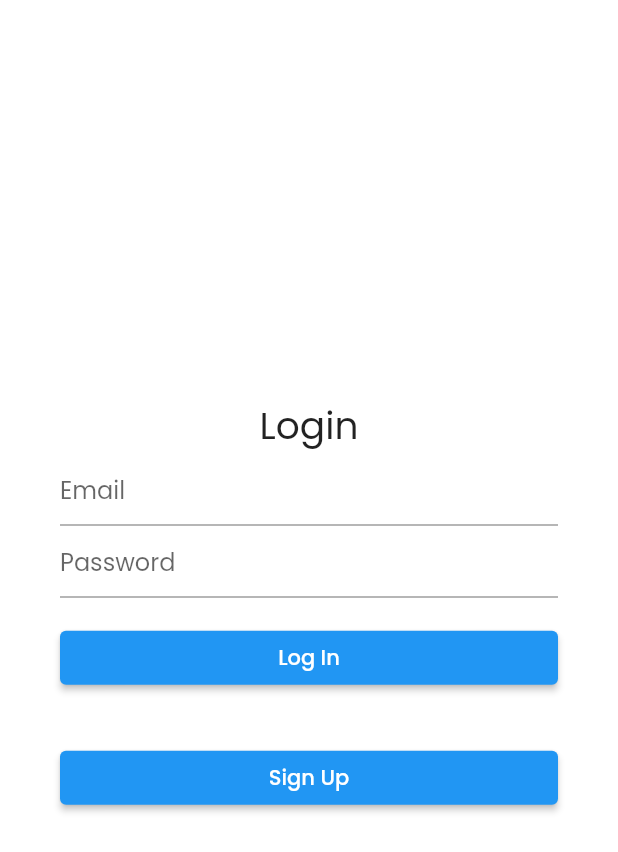
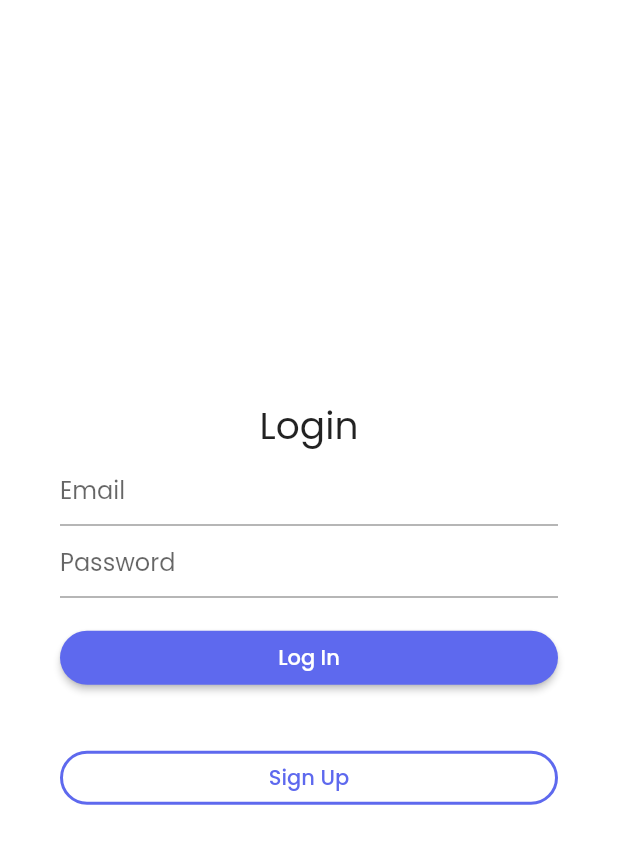
Before and after one commit to kennethtegrado/sharetodo-flutter, a Flutter app: the screen it shows after launch, on a phone screen of 412 x 824 dp. Shown: the top 852 px of the screen. Run offline on Flutter 3.47's test engine with Material 2 defaults, Android fonts, the phone set to English and light mode, and no system bars; our stand-ins replace cloud_firestore, date_field, firebase_auth, firebase_core; missing offline and left inert: fake_cloud_firestore, firebase_auth_mocks; accounts and stored records are empty; generated files the repository leaves out were written again.

Commit message:
feat: add ui design changes to login page

```diff
--- a/lib/feat_authentication/views/login.dart
+++ b/lib/feat_authentication/views/login.dart
@@ -1,6 +1,7 @@
 // lib import
 import 'package:flutter/material.dart';
 import 'package:provider/provider.dart';
+import 'package:week7_networking_discussion/config/theme/index.dart';
 import 'package:week7_networking_discussion/utils/response.dart';
 
 // provider import
@@ -59,6 +60,12 @@ class LoginPageState extends State<LoginPage> {
             context.read<AuthProvider>().resetResponse();
           }
         },
+        style: ButtonStyle(
+            backgroundColor: MaterialStateProperty.all(BrandColor.primary),
+            shape: MaterialStateProperty.all<RoundedRectangleBorder>(
+                RoundedRectangleBorder(
+              borderRadius: BorderRadius.circular(18.0),
+            ))),
         child: const Text('Log In', style: TextStyle(color: Colors.white)),
       ),
     );
@@ -66,7 +73,7 @@ class LoginPageState extends State<LoginPage> {
     final signUpButton = Padding(
       key: const Key("signUpButton"),
       padding: const EdgeInsets.symmetric(vertical: 16.0),
-      child: ElevatedButton(
+      child: OutlinedButton(
         onPressed: () async {
           Navigator.of(context).push(
             MaterialPageRoute(
@@ -74,7 +81,13 @@ class LoginPageState extends State<LoginPage> {
             ),
           );
         },
-        child: const Text('Sign Up', style: TextStyle(color: Colors.white)),
+        style: OutlinedButton.styleFrom(
+          shape: RoundedRectangleBorder(
+            borderRadius: BorderRadius.circular(18.0),
+          ),
+          side: BorderSide(width: 2, color: BrandColor.primary),
+        ),
+        child: Text('Sign Up', style: TextStyle(color: BrandColor.primary)),
       ),
     );
 
```
Also changed, not shown: lib/feat_authentication/views/signup.dart (+9 -2 lines).
